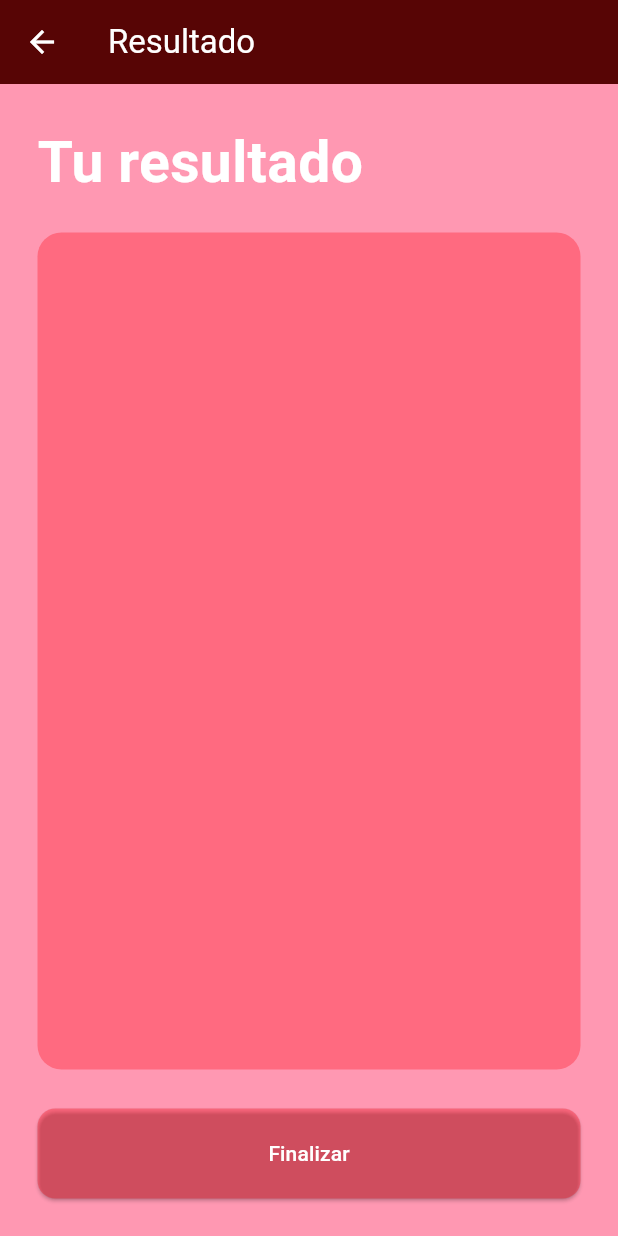
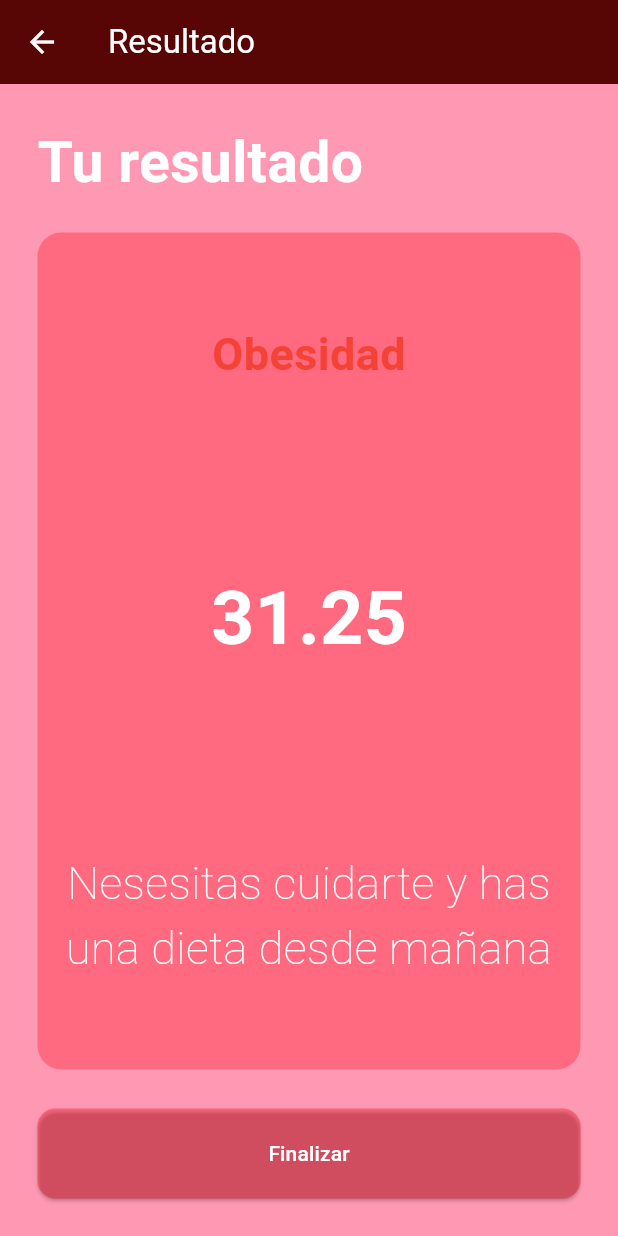
Before and after one commit to Grupo4XD/imc, a Flutter app: the screen it shows after launch, after a tap on "Calcular", on a phone screen of 412 x 824 dp. Run offline on Flutter 3.47's test engine with Material 3 defaults, Android fonts, the phone set to English and light mode, and no system bars.

Commit message:
Mi otro commit

```diff
--- a/lib/screens/imc_home-screen.dart
+++ b/lib/screens/imc_home-screen.dart
@@ -100,7 +100,7 @@ class _ImcHomeScreen extends State<ImcHomeScreen> {
                 );
               },
               style: ButtonStyle(
-                //Shape : Forma oisea dentro van las formas de un widget
+                //Shape : Forma osea dentro van las formas de un widget
                 //El widgetstatepropertyall, define la forma de un widget sin importar el estado en el que estee, ya sea clicekado o over, etc
                 shape: WidgetStatePropertyAll(
                   RoundedRectangleBorder(
--- a/lib/screens/imc_result_screen.dart
+++ b/lib/screens/imc_result_screen.dart
@@ -20,11 +20,15 @@ class ImcResultScreen extends StatelessWidget {
       backgroundColor: AppColors.background,
       //Al poner el appBar el navigator pone la clecha de vuelta atras
       appBar: toolbarResult(),
-      body: bodyResult(),
+      //Pasamos el context
+      body: bodyResult(context),
     );
   }
+  //Aqui tambien para que sea como parametro
+  Padding bodyResult(BuildContext context) {
+    double fixedHeight = height / 100;
+    double imcResult = weight / (fixedHeight * fixedHeight);
 
-  Padding bodyResult() {
     return Padding(
       padding: const EdgeInsets.all(25.0),
       child: Column(
@@ -38,7 +42,7 @@ class ImcResultScreen extends StatelessWidget {
               fontWeight: FontWeight.bold,
             ),
           ),
-          SizedBox(height: 20,),
+          SizedBox(height: 20),
           Expanded(
             //Hace que el widget hijo ocupe todo el espacio restante
             child: Container(
@@ -46,17 +50,49 @@ class ImcResultScreen extends StatelessWidget {
               width: double.infinity,
               decoration: BoxDecoration(
                 color: AppColors.backgroundComponent,
-                borderRadius: BorderRadius.circular(16)
+                borderRadius: BorderRadius.circular(16),
               ),
-              child: Text(""),
+              child: Column(
+                mainAxisAlignment: MainAxisAlignment.spaceAround,
+                children: [
+                  Text(
+                    getTitleleByImc(imcResult),
+                    style: TextStyle(
+                      fontSize: 30,
+                      fontWeight: FontWeight.w600,
+                      //Sacamos un metodo de mi IMC
+                      color: getColorByImc(imcResult),
+                    ),
+                  ),
+
+                  Text(
+                    imcResult.toStringAsFixed(2),
+                    style: TextStyle(
+                      fontSize: 50,
+                      color: Colors.white,
+                      fontWeight: FontWeight.bold,
+                    ),
+                  ),
+                  Text(GetDescription(imcResult), style: TextStyle(
+                      fontSize: 30,
+                      fontWeight: FontWeight.w200,
+                      color: Colors.white,
+                    ),
+                    textAlign: TextAlign.center,),
+                ],
+              ),
             ),
           ),
           Padding(
-            padding: const EdgeInsets.only(top:26),
+            padding: const EdgeInsets.only(top: 26),
             child: SizedBox(
               width: double.infinity,
               height: 60,
-              child: ElevatedButton(onPressed: (){},
+              child: ElevatedButton(
+                onPressed: () {
+                  //Debemos poner el context arriba
+                  Navigator.pop(context);
+                },
                 style: ButtonStyle(
                   shape: WidgetStatePropertyAll(
                     RoundedRectangleBorder(
@@ -66,16 +102,45 @@ class ImcResultScreen extends StatelessWidget {
                   backgroundColor: WidgetStateProperty.all(
                     AppColors.backgroundComponent,
                   ),
-                  )
-              , child: Text("Finalizar", style: TextStyle(
-                color: Colors.white
-              ),)),
                 ),
-          )
+                child: Text("Finalizar", style: TextStyle(color: Colors.white)),
+              ),
+            ),
+          ),
         ],
       ),
-    )
-    ;
+    );
+  }
+
+  dynamic getColorByImc(double imcResult) {
+    return switch(imcResult){
+      //Funciones lambda
+      < 18.6 => Colors.blue, //Derlgado
+      <24.9 => Colors.green, //
+      <29.99 => Colors.orange,
+      _=> Colors.red
+    };
+  }
+
+  String getTitleleByImc(double imcResult){
+    return switch(imcResult){
+      //Funciones lambda
+      < 18.6 => "IMC bajo", //Derlgado
+      <24.9 => "IMC Normal", //
+      <29.99 => "Sobrepeso",
+      _=> "Obesidad"
+    };
+  }
+
+  // ignore: non_constant_identifier_names
+  String GetDescription(double imcResult){
+    return switch(imcResult){
+      //Funciones lambda
+      < 18.6 => "Debes de comer un poco mas", //Derlgado
+      <24.9 => "Estas yendo por el camino correcto", //
+      <29.99 => "Debes hacer dieta ligera",
+      _=> "Nesesitas cuidarte y has una dieta desde mañana"
+    };
   }
 
   //Aqui extraimos un metodo para ser usado luego
```
Lines whose indentation alone changed are shown as unchanged.
